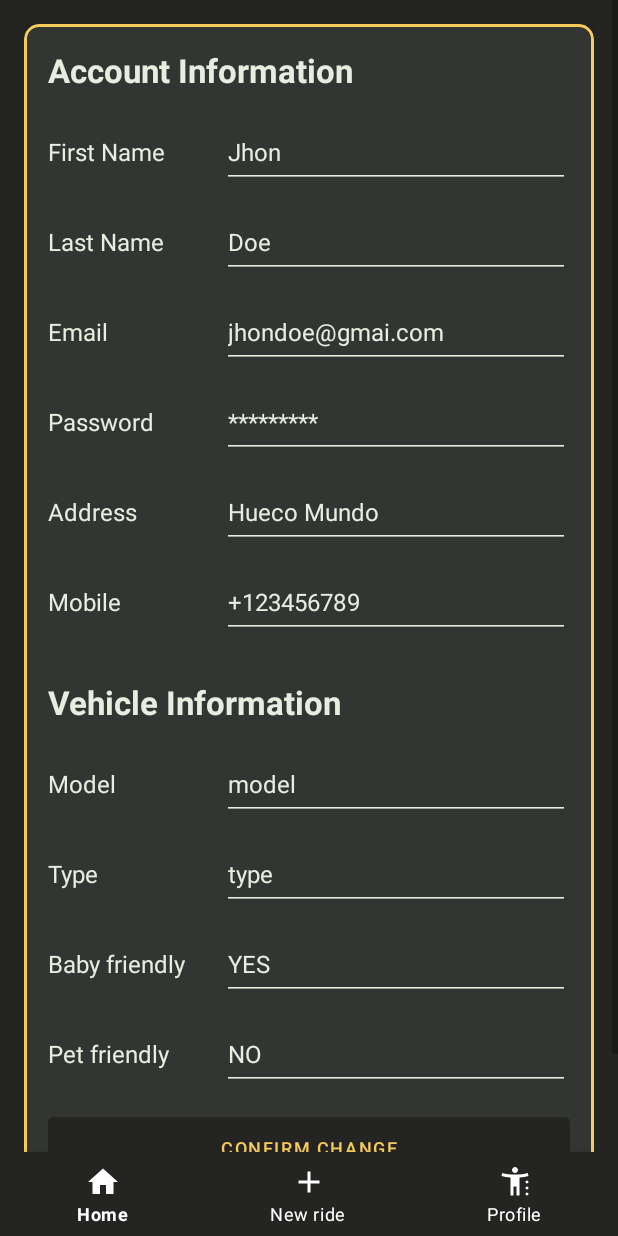
After one commit to kzi-nastava/mrs-team25-TriMusketara, an Android app: the fragment ChangeInfoFragment placed in its activity, on a phone screen of 412 x 824 dp. The commit adds this screen. Run offline under Robolectric (Android 15) with nearby library versions, the phone set to English and light mode, and no system bars; our stand-ins replace CircleImageView.

Commit message:
Added change information fragment in mobile version

```diff
--- /dev/null
+++ b/mobile-version/Navbar-shortened/app/src/main/java/com/example/clickanddrive/ChangeInfoFragment.java
@@ -0,0 +1,38 @@
+package com.example.clickanddrive;
+
+import android.os.Bundle;
+
+import androidx.annotation.NonNull;
+import androidx.annotation.Nullable;
+import androidx.fragment.app.Fragment;
+
+import android.view.LayoutInflater;
+import android.view.View;
+import android.view.ViewGroup;
+import android.widget.LinearLayout;
+
+public class ChangeInfoFragment extends Fragment {
+
+    @Nullable
+    @Override
+    public View onCreateView(@NonNull LayoutInflater inflater, @Nullable ViewGroup container,
+                             @Nullable Bundle savedInstanceState) {
+        // Inflate the layout for this fragment
+        View view = inflater.inflate(R.layout.fragment_change_info, container, false);
+
+        LinearLayout driverLayout = view.findViewById(R.id.driver_part);
+        // Which user is currently logged in
+        int userType = SessionManager.currentUserType;
+
+        // When showing account information, should you show the vehicle information too
+        // Only if the user is a driver, if not hide it
+        if (userType == SessionManager.DRIVER) {
+            driverLayout.setVisibility(View.VISIBLE);
+        }
+        else {
+            driverLayout.setVisibility(View.GONE);
+        }
+
+        return view;
+    }
+}
--- a/mobile-version/Navbar-shortened/app/src/main/java/com/example/clickanddrive/ProfileFragment.java
+++ b/mobile-version/Navbar-shortened/app/src/main/java/com/example/clickanddrive/ProfileFragment.java
@@ -49,6 +49,10 @@ public class ProfileFragment extends Fragment {
         btnLogin.setOnClickListener(v -> openLoginFragment());
         btnRegister.setOnClickListener(v -> openRegisterFragment());
 
+        // Getting button for changing information by its id
+        Button btnChangeInfo = view.findViewById(R.id.btn_change_info);
+        btnChangeInfo.setOnClickListener(v -> openProfileChangeInfoFragment());
+
 
         switch (SessionManager.currentUserType) {
             case SessionManager.GUEST:
@@ -86,6 +90,12 @@ public class ProfileFragment extends Fragment {
                 .replace(R.id.flFragment, registerFragment)
                 .addToBackStack(null)
                 .commit();
+    }
+
+    // Opening a new fragment with user info, along side ability to change info
+    private void openProfileChangeInfoFragment() {
+        ChangeInfoFragment fragment = new ChangeInfoFragment();
+        requireActivity().getSupportFragmentManager().beginTransaction().replace(R.id.flFragment, fragment).addToBackStack(null).commit();
     }
 
     private void addApplicationButtons(int userType) {
--- /dev/null
+++ b/mobile-version/Navbar-shortened/app/src/main/res/layout/fragment_change_info.xml
@@ -0,0 +1,371 @@
+<?xml version="1.0" encoding="utf-8"?>
+<ScrollView xmlns:android="http://schemas.android.com/apk/res/android"
+    xmlns:tools="http://schemas.android.com/tools"
+    android:layout_width="match_parent"
+    android:layout_height="match_parent"
+    android:fillViewport="true"
+    xmlns:app="http://schemas.android.com/apk/res-auto"
+    tools:context=".ChangeInfoFragment">
+
+    <LinearLayout
+        android:id="@+id/container_change_info"
+        android:orientation="vertical"
+        android:layout_width="match_parent"
+        android:layout_height="match_parent"
+        android:gravity="center"
+        android:background="@color/nav_bg"
+        android:padding="16dp">
+
+        <com.google.android.material.card.MaterialCardView
+            android:layout_width="match_parent"
+            android:layout_height="wrap_content"
+            app:cardCornerRadius="10dp"
+            app:strokeWidth="2dp"
+            android:backgroundTint="@color/home_bg"
+            app:strokeColor="@color/profile_bg"
+            android:layout_marginBottom="16dp"
+            app:cardElevation="4dp">
+
+            <LinearLayout
+                android:orientation="vertical"
+                android:layout_width="match_parent"
+                android:layout_height="wrap_content"
+                android:padding="16dp">
+
+                <TextView
+                    android:layout_width="match_parent"
+                    android:layout_height="wrap_content"
+                    android:text="Account Information"
+                    android:textSize="22sp"
+                    android:textColor="@color/whiteish"
+                    android:textStyle="bold"
+                    android:layout_marginBottom="16dp"/>
+
+                <!-- Form row -->
+                <LinearLayout
+                    android:orientation="horizontal"
+                    android:layout_width="match_parent"
+                    android:layout_height="wrap_content"
+                    android:layout_marginBottom="12dp">
+
+                    <!-- Label -->
+                    <TextView
+                        android:layout_width="0dp"
+                        android:layout_height="wrap_content"
+                        android:layout_weight="1"
+                        android:textSize="16sp"
+                        android:text="First Name"
+                        android:textColor="@color/whiteish"/>
+
+                    <!-- Input -->
+                    <EditText
+                        android:layout_width="0dp"
+                        android:layout_height="wrap_content"
+                        android:minHeight="48dp"
+                        android:layout_weight="2"
+                        android:textSize="16sp"
+                        android:hint="Jhon"
+                        android:textColor="@color/profile_bg"
+                        android:textColorHint="@color/whiteish"
+                        android:backgroundTint="@color/whiteish"/>
+
+                </LinearLayout>
+
+                <!-- Form row -->
+                <LinearLayout
+                    android:orientation="horizontal"
+                    android:layout_width="match_parent"
+                    android:layout_height="wrap_content"
+                    android:layout_marginBottom="12dp">
+
+                    <!-- Label -->
+                    <TextView
+                        android:layout_width="0dp"
+                        android:layout_height="wrap_content"
+                        android:layout_weight="1"
+                        android:textSize="16sp"
+                        android:text="Last Name"
+                        android:textColor="@color/whiteish"/>
+
+                    <!-- Input -->
+                    <EditText
+                        android:layout_width="0dp"
+                        android:layout_height="wrap_content"
+                        android:minHeight="48dp"
+                        android:layout_weight="2"
+                        android:textSize="16sp"
+                        android:hint="Doe"
+                        android:textColor="@color/whiteish"
+                        android:textColorHint="@color/whiteish"
+                        android:backgroundTint="@color/whiteish"/>
+                </LinearLayout>
+
+                <!-- Form row -->
+                <LinearLayout
+                    android:orientation="horizontal"
+                    android:layout_width="match_parent"
+                    android:layout_height="wrap_content"
+                    android:layout_marginBottom="12dp">
+
+                    <!-- Label -->
+                    <TextView
+                        android:layout_width="0dp"
+                        android:layout_height="wrap_content"
+                        android:layout_weight="1"
+                        android:textSize="16sp"
+                        android:text="Email"
+                        android:textColor="@color/whiteish"/>
+
+                    <!-- Input -->
+                    <EditText
+                        android:layout_width="0dp"
+                        android:layout_height="wrap_content"
+                        android:minHeight="48dp"
+                        android:layout_weight="2"
+                        android:textSize="16sp"
+                        android:hint="jhondoe@gmai.com"
+                        android:textColor="@color/black"
+                        android:textColorHint="@color/whiteish"
+                        android:backgroundTint="@color/whiteish"/>
+                </LinearLayout>
+
+                <!-- Form row -->
+                <LinearLayout
+                    android:orientation="horizontal"
+                    android:layout_width="match_parent"
+                    android:layout_height="wrap_content"
+                    android:layout_marginBottom="12dp">
+
+                    <!-- Label -->
+                    <TextView
+                        android:layout_width="0dp"
+                        android:layout_height="wrap_content"
+                        android:layout_weight="1"
+                        android:textSize="16sp"
+                        android:text="Password"
+                        android:textColor="@color/whiteish"/>
+
+                    <!-- Input -->
+                    <EditText
+                        android:layout_width="0dp"
+                        android:layout_height="wrap_content"
+                        android:minHeight="48dp"
+                        android:layout_weight="2"
+                        android:textSize="16sp"
+                        android:hint="*********"
+                        android:textColor="@color/black"
+                        android:textColorHint="@color/whiteish"
+                        android:backgroundTint="@color/whiteish"/>
+                </LinearLayout>
+
+                <!-- Form row -->
+                <LinearLayout
+                    android:orientation="horizontal"
+                    android:layout_width="match_parent"
+                    android:layout_height="wrap_content"
+                    android:layout_marginBottom="12dp">
+
+                    <!-- Label -->
+                    <TextView
+                        android:layout_width="0dp"
+                        android:layout_height="wrap_content"
+                        android:layout_weight="1"
+                        android:textSize="16sp"
+                        android:text="Address"
+                        android:textColor="@color/whiteish"/>
+
+                    <!-- Input -->
+                    <EditText
+                        android:layout_width="0dp"
+                        android:layout_height="wrap_content"
+                        android:minHeight="48dp"
+                        android:layout_weight="2"
+                        android:textSize="16sp"
+                        android:hint="Hueco Mundo"
+                        android:textColor="@color/black"
+                        android:textColorHint="@color/whiteish"
+                        android:backgroundTint="@color/whiteish"/>
+                </LinearLayout>
+
+
+                <!-- Form row -->
+                <LinearLayout
+                    android:orientation="horizontal"
+                    android:layout_width="match_parent"
+                    android:layout_height="wrap_content"
+                    android:layout_marginBottom="12dp">
+
+                    <!-- Label -->
+                    <TextView
+                        android:layout_width="0dp"
+                        android:layout_height="wrap_content"
+                        android:layout_weight="1"
+                        android:textSize="16sp"
+                        android:text="Mobile"
+                        android:textColor="@color/whiteish"/>
+
+                    <!-- Input -->
+                    <EditText
+                        android:layout_width="0dp"
+                        android:layout_height="wrap_content"
+                        android:minHeight="48dp"
+                        android:layout_weight="2"
+                        android:textSize="16sp"
+                        android:hint="+123456789"
+                        android:textColor="@color/black"
+                        android:textColorHint="@color/whiteish"
+                        android:backgroundTint="@color/whiteish"/>
+                </LinearLayout>
+
+                <LinearLayout
+                    android:id="@+id/driver_part"
+                    android:layout_width="match_parent"
+                    android:layout_height="wrap_content"
+                    android:orientation="vertical"
+                    android:visibility="gone"
+                    android:layout_marginTop="16dp">
+
+                    <TextView
+                        android:layout_width="match_parent"
+                        android:layout_height="wrap_content"
+                        android:text="Vehicle Information"
+                        android:textSize="22sp"
+                        android:textColor="@color/whiteish"
+                        android:textStyle="bold"
+                        android:layout_marginBottom="16dp"/>
+
+
+                    <!-- Form row -->
+                    <LinearLayout
+                        android:orientation="horizontal"
+                        android:layout_width="match_parent"
+                        android:layout_height="wrap_content"
+                        android:layout_marginBottom="12dp">
+
+                        <!-- Label -->
+                        <TextView
+                            android:layout_width="0dp"
+                            android:layout_height="wrap_content"
+                            android:layout_weight="1"
+                            android:textSize="16sp"
+                            android:text="Model"
+                            android:textColor="@color/whiteish"/>
+
+                        <!-- Input -->
+                        <EditText
+                            android:layout_width="0dp"
+                            android:layout_height="wrap_content"
+                            android:minHeight="48dp"
+                            android:layout_weight="2"
+                            android:textSize="16sp"
+                            android:hint="model"
+                            android:textColor="@color/black"
+                            android:textColorHint="@color/whiteish"
+                            android:backgroundTint="@color/whiteish"/>
+                    </LinearLayout>
+
+                    <!-- Form row -->
+                    <LinearLayout
+                        android:orientation="horizontal"
+                        android:layout_width="match_parent"
+                        android:layout_height="wrap_content"
+                        android:layout_marginBottom="12dp">
+
+                        <!-- Label -->
+                        <TextView
+                            android:layout_width="0dp"
+                            android:layout_height="wrap_content"
+                            android:layout_weight="1"
+                            android:textSize="16sp"
+                            android:text="Type"
+                            android:textColor="@color/whiteish"/>
+
+                        <!-- Input -->
+                        <EditText
+                            android:layout_width="0dp"
+                            android:layout_height="wrap_content"
+                            android:minHeight="48dp"
+                            android:layout_weight="2"
+                            android:textSize="16sp"
+                            android:hint="type"
+                            android:textColor="@color/black"
+                            android:textColorHint="@color/whiteish"
+                            android:backgroundTint="@color/whiteish"/>
+                    </LinearLayout>
+
+                    <!-- Form row -->
+                    <LinearLayout
+                        android:orientation="horizontal"
+                        android:layout_width="match_parent"
+                        android:layout_height="wrap_content"
+                        android:layout_marginBottom="12dp">
+
+                        <!-- Label -->
+                        <TextView
+                            android:layout_width="0dp"
+                            android:layout_height="wrap_content"
+                            android:layout_weight="1"
+                            android:textSize="16sp"
+                            android:text="Baby friendly"
+                            android:textColor="@color/whiteish"/>
+
+                        <!-- Input -->
+                        <EditText
+                            android:layout_width="0dp"
+                            android:layout_height="wrap_content"
+                            android:minHeight="48dp"
+                            android:layout_weight="2"
+                            android:textSize="16sp"
+                            android:hint="YES"
+                            android:textColor="@color/black"
+                            android:textColorHint="@color/whiteish"
+                            android:backgroundTint="@color/whiteish"/>
+                    </LinearLayout>
+
+                    <!-- Form row -->
+                    <LinearLayout
+                        android:orientation="horizontal"
+                        android:layout_width="match_parent"
+                        android:layout_height="wrap_content"
+                        android:layout_marginBottom="12dp">
+
+                        <!-- Label -->
+                        <TextView
+                            android:layout_width="0dp"
+                            android:layout_height="wrap_content"
+                            android:layout_weight="1"
+                            android:textSize="16sp"
+                            android:text="Pet friendly"
+                            android:textColor="@color/whiteish"/>
+
+                        <!-- Input -->
+                        <EditText
+                            android:layout_width="0dp"
+                            android:layout_height="wrap_content"
+                            android:minHeight="48dp"
+                            android:layout_weight="2"
+                            android:textSize="16sp"
+                            android:hint="NO"
+                            android:textColor="@color/black"
+                            android:textColorHint="@color/whiteish"
+                            android:backgroundTint="@color/whiteish"/>
+                    </LinearLayout>
+                </LinearLayout>
+
+                <!-- Change information button -->
+                <Button
+                    android:id="@+id/btn_confirm_change"
+                    android:layout_width="match_parent"
+                    android:layout_height="wrap_content"
+                    android:backgroundTint="@color/nav_bg"
+                    android:textColor="@color/profile_bg"
+                    android:text="Confirm change"
+                    android:layout_gravity="center_horizontal"
+                    android:padding="12dp"
+                    android:textSize="12sp"/>
+            </LinearLayout>
+        </com.google.android.material.card.MaterialCardView>
+
+
+    </LinearLayout>
+</ScrollView>
--- a/mobile-version/Navbar-shortened/app/src/main/res/values/colors.xml
+++ b/mobile-version/Navbar-shortened/app/src/main/res/values/colors.xml
@@ -7,4 +7,5 @@
     <color name="profile_bg">#F5CB5C</color>
     <color name="divider_color">@color/white</color>
     <color name="redish">#F55C5C</color>
+    <color name="whiteish">#E8EDDF</color>
 </resources>
```
